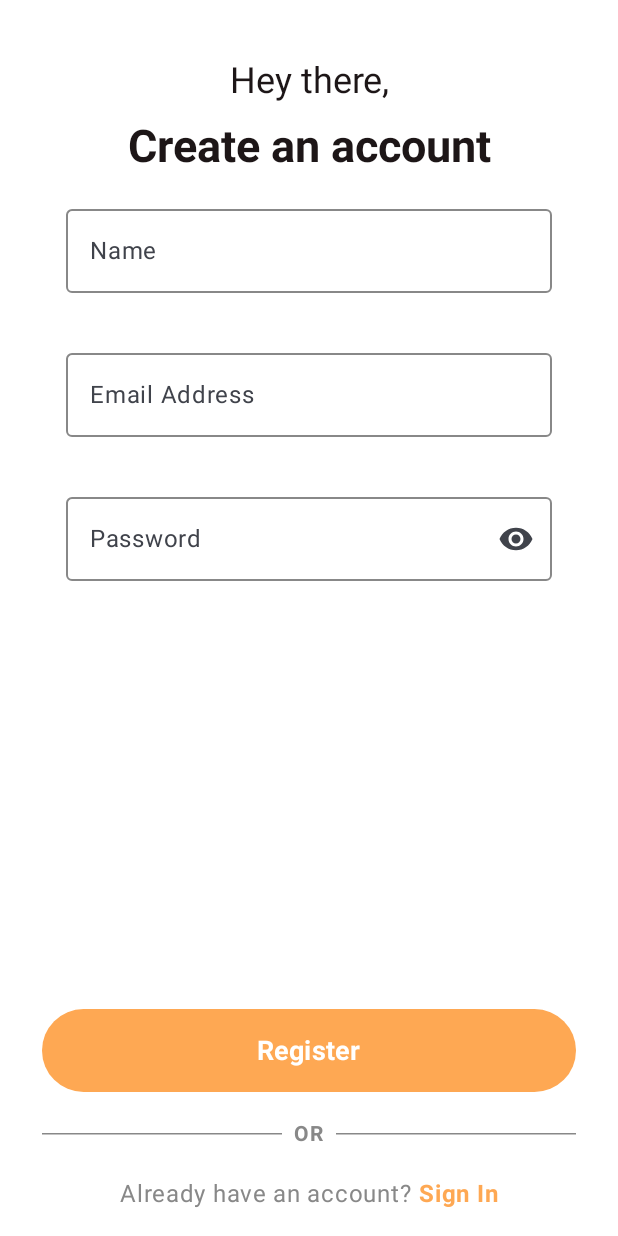
After one commit to harith2001/MarketHub, an Android app built with Jetpack Compose: the SignUpScreen screen opened through its navigation route, on a phone screen of 412 x 824 dp. The commit adds this screen. Run offline under Robolectric (Android 15) with nearby library versions, the phone set to English and light mode, and no system bars.

Commit message:
Sign Up and Sign In UI v1

```diff
--- a/android/app/build.gradle.kts
+++ b/android/app/build.gradle.kts
@@ -72,4 +72,5 @@ dependencies {
     debugImplementation(libs.androidx.ui.test.manifest)
 
     implementation (libs.accompanist.pager)
+    implementation(libs.androidx.material.icons.extended)
 }
--- a/android/app/src/main/java/com/example/markethub/MainActivity.kt
+++ b/android/app/src/main/java/com/example/markethub/MainActivity.kt
@@ -7,6 +7,11 @@ import androidx.activity.enableEdgeToEdge
 import androidx.navigation.compose.NavHost
 import androidx.navigation.compose.composable
 import androidx.navigation.compose.rememberNavController
+import com.example.markethub.screens.MainScreen
+import com.example.markethub.screens.OnboardingScreen
+import com.example.markethub.screens.SplashScreen
+import com.example.markethub.screens.SignInScreen
+import com.example.markethub.screens.SignUpScreen
 import com.example.markethub.ui.theme.MarketHubTheme
 
 class MainActivity : ComponentActivity() {
@@ -27,6 +32,18 @@ class MainActivity : ComponentActivity() {
                     composable("Home") {
                         MainScreen()
                     }
+                    composable("SignIn") {
+                        SignInScreen(
+                            onLoginClick = { /* Handle Login Click */ },
+                            onSignUpClick = { navController.navigate("SignUp") }
+                        )
+                    }
+                    composable("SignUp") {
+                        SignUpScreen(
+                            onSignUpClick = { /* Handle Sign Up Click */ },
+                            onSignInClick = { navController.navigate("SignIn") }
+                        )
+                    }
                 }
             }
         }
--- /dev/null
+++ b/android/app/src/main/java/com/example/markethub/components/AppComponents.kt
@@ -0,0 +1,224 @@
+package com.example.markethub.components
+
+import androidx.compose.foundation.layout.Column
+import androidx.compose.foundation.layout.fillMaxWidth
+import androidx.compose.foundation.layout.heightIn
+import androidx.compose.foundation.layout.padding
+import androidx.compose.foundation.text.KeyboardOptions
+import androidx.compose.material.icons.Icons
+import androidx.compose.material.icons.filled.Visibility
+import androidx.compose.material.icons.filled.VisibilityOff
+import androidx.compose.material3.ExperimentalMaterial3Api
+import androidx.compose.material3.Icon
+import androidx.compose.material3.IconButton
+import androidx.compose.material3.MaterialTheme
+import androidx.compose.material3.OutlinedTextField
+import androidx.compose.material3.Text
+import androidx.compose.material3.TextFieldDefaults
+import androidx.compose.runtime.Composable
+import androidx.compose.runtime.getValue
+import androidx.compose.runtime.mutableStateOf
+import androidx.compose.runtime.remember
+import androidx.compose.runtime.setValue
+import androidx.compose.ui.Modifier
+import androidx.compose.ui.graphics.Color
+import androidx.compose.ui.text.TextStyle
+import androidx.compose.ui.text.font.FontStyle
+import androidx.compose.ui.text.font.FontWeight
+import androidx.compose.ui.text.input.KeyboardType
+import androidx.compose.ui.text.input.PasswordVisualTransformation
+import androidx.compose.ui.text.input.TextFieldValue
+import androidx.compose.ui.text.input.VisualTransformation
+import androidx.compose.ui.text.style.TextAlign
+import androidx.compose.ui.unit.dp
+import androidx.compose.ui.unit.sp
+import com.example.markethub.ui.theme.TextColor
+
+@Composable
+fun NormalTextComponent(value: String) {
+    Text(
+        text = value,
+        modifier = Modifier
+            .fillMaxWidth()
+            .heightIn(min = 40.dp),
+        style = TextStyle(
+            fontSize = 24.sp,
+            fontWeight = FontWeight.Normal,
+            fontStyle = FontStyle.Normal
+        ),
+        color = TextColor,
+        textAlign = TextAlign.Center
+    )
+}
+
+@Composable
+fun HeadingTextComponent(value: String) {
+    Text(
+        text = value,
+        modifier = Modifier
+            .fillMaxWidth()
+            .heightIn(),
+        style = TextStyle(
+            fontSize = 30.sp,
+            fontWeight = FontWeight.Bold,
+            fontStyle = FontStyle.Normal
+        ),
+        color = TextColor,
+        textAlign = TextAlign.Center
+    )
+}
+
+@OptIn(ExperimentalMaterial3Api::class)
+@Composable
+fun ValidatedTextFieldComponent(
+    label: String,
+    isRequired: Boolean = true,
+    validationRules: List<(String) -> String?> = listOf(),
+    errorColor: Color = Color.Red
+) {
+    var textValue by remember { mutableStateOf(TextFieldValue("")) }
+    var errorMessage by remember { mutableStateOf<String?>(null) }
+
+    Column {
+        OutlinedTextField(
+            value = textValue,
+            onValueChange = { newValue ->
+                textValue = newValue
+                errorMessage = validateInput(newValue.text, isRequired, validationRules)
+            },
+            label = { Text(text = label) },
+            modifier = Modifier
+                .fillMaxWidth()
+                .padding(16.dp),
+            isError = errorMessage != null,
+            colors = TextFieldDefaults.outlinedTextFieldColors(
+                focusedBorderColor = if (errorMessage != null) errorColor else
+                    MaterialTheme.colorScheme.primary,
+                unfocusedBorderColor = if (errorMessage != null) errorColor else Color.Gray,
+                errorBorderColor = errorColor,
+                focusedLabelColor = if (errorMessage != null) errorColor else
+                    MaterialTheme.colorScheme.primary,
+                cursorColor = if (errorMessage != null) errorColor else
+                    MaterialTheme.colorScheme.primary
+            )
+        )
+
+        if (errorMessage != null) {
+            Text(
+                text = errorMessage!!,
+                color = errorColor,
+                style = MaterialTheme.typography.bodySmall,
+                modifier = Modifier.padding(start = 16.dp, top = 4.dp)
+            )
+        }
+    }
+}
+
+
+private fun validateInput(
+    input: String,
+    isRequired: Boolean,
+    validationRules: List<(String) -> String?>
+): String? {
+    if (isRequired && input.isBlank()) {
+        return "This field is required"
+    }
+
+    validationRules.forEach { rule ->
+        val result = rule(input)
+        if (result != null) return result
+    }
+
+    return null
+}
+
+
+@OptIn(ExperimentalMaterial3Api::class)
+@Composable
+fun PasswordField(
+    label: String = "Password",
+    isRequired: Boolean = true,
+    minLength: Int = 6,
+    validationRules: List<(String) -> String?> = listOf(
+        { input -> if (input.length < minLength) "Password should be at least $minLength characters" else null },
+        { input -> if (!input.any { it.isDigit() }) "Password should contain at least one number" else null },
+        { input -> if (!input.any { it.isUpperCase() }) "Password should contain at least one uppercase letter" else null },
+        { input -> if (!input.any { !it.isLetterOrDigit() }) "Password should contain at least one special character" else null }
+    ),
+    errorColor: Color = Color.Red,
+    disableValidation: Boolean = false
+) {
+    var passwordValue by remember { mutableStateOf("") }
+    var isError by remember { mutableStateOf(false) }
+    var errorMessage by remember { mutableStateOf<String?>(null) }
+    var passwordVisibility by remember { mutableStateOf(false) }
+
+    Column(modifier = Modifier.padding(16.dp)) {
+        // Password TextField with visibility toggle
+        OutlinedTextField(
+            value = passwordValue,
+            onValueChange = { newValue ->
+                passwordValue = newValue
+                errorMessage = if (disableValidation) null else validatePasswordInput(
+                    newValue,
+                    isRequired,
+                    validationRules
+                )
+                isError = errorMessage != null
+            },
+            label = { Text(text = label) },
+            visualTransformation = if (passwordVisibility) VisualTransformation.None else
+                PasswordVisualTransformation(),
+            trailingIcon = {
+                val image =
+                    if (passwordVisibility) Icons.Filled.VisibilityOff else Icons.Filled.Visibility
+                IconButton(onClick = { passwordVisibility = !passwordVisibility }) {
+                    Icon(
+                        imageVector = image,
+                        contentDescription = if (passwordVisibility) "Hide password" else
+                            "Show password"
+                    )
+                }
+            },
+            isError = isError,
+            modifier = Modifier
+                .fillMaxWidth(),
+            keyboardOptions = KeyboardOptions(keyboardType = KeyboardType.Password),
+            colors = TextFieldDefaults.outlinedTextFieldColors(
+                focusedBorderColor = if (isError) errorColor else MaterialTheme.colorScheme.primary,
+                unfocusedBorderColor = if (isError) errorColor else Color.Gray,
+                errorBorderColor = errorColor,
+                focusedLabelColor = if (isError) errorColor else MaterialTheme.colorScheme.primary
+            )
+        )
+
+        if (errorMessage != null) {
+            Text(
+                text = errorMessage!!,
+                color = errorColor,
+                style = MaterialTheme.typography.bodySmall,
+                modifier = Modifier.padding(start = 16.dp, top = 4.dp)
+            )
+        }
+    }
+}
+
+private fun validatePasswordInput(
+    input: String,
+    isRequired: Boolean,
+    validationRules: List<(String) -> String?>
+): String? {
+    // Check if the field is required and empty
+    if (isRequired && input.isBlank()) {
+        return "This field is required"
+    }
+
+    // Iterate through each validation rule to check the input
+    validationRules.forEach { rule ->
+        val result = rule(input)
+        if (result != null) return result
+    }
+
+    // If all validations pass, return null
+    return null
+}
--- /dev/null
+++ b/android/app/src/main/java/com/example/markethub/extensions/String.kt
@@ -0,0 +1,6 @@
+package com.example.markethub.extensions
+
+fun String.isValidEmail(): Boolean {
+    val emailPattern = "^[A-Za-z0-9+_.-]+@[A-Za-z0-9.-]+$"
+    return Regex(emailPattern).matches(this)
+}
--- a/android/app/src/main/java/com/example/markethub/HomeScreen.kt
+++ b/android/app/src/main/java/com/example/markethub/screens/HomeScreen.kt
@@ -1,4 +1,4 @@
-package com.example.markethub
+package com.example.markethub.screens
 
 import androidx.compose.foundation.layout.fillMaxSize
 import androidx.compose.foundation.layout.padding
--- /dev/null
+++ b/android/app/src/main/java/com/example/markethub/screens/SignUpScreen.kt
@@ -0,0 +1,136 @@
+package com.example.markethub.screens
+
+import androidx.compose.foundation.background
+import androidx.compose.foundation.clickable
+import androidx.compose.foundation.layout.Arrangement
+import androidx.compose.foundation.layout.Column
+import androidx.compose.foundation.layout.Row
+import androidx.compose.foundation.layout.fillMaxSize
+import androidx.compose.foundation.layout.fillMaxWidth
+import androidx.compose.foundation.layout.height
+import androidx.compose.foundation.layout.padding
+import androidx.compose.foundation.shape.CircleShape
+import androidx.compose.material3.Button
+import androidx.compose.material3.ButtonDefaults
+import androidx.compose.material3.HorizontalDivider
+import androidx.compose.material3.Surface
+import androidx.compose.material3.Text
+import androidx.compose.runtime.Composable
+import androidx.compose.ui.Alignment
+import androidx.compose.ui.Modifier
+import androidx.compose.ui.graphics.Color
+import androidx.compose.ui.res.stringResource
+import androidx.compose.ui.text.font.FontWeight
+import androidx.compose.ui.tooling.preview.Preview
+import androidx.compose.ui.unit.dp
+import androidx.compose.ui.unit.sp
+import com.example.markethub.R
+import com.example.markethub.components.HeadingTextComponent
+import com.example.markethub.components.NormalTextComponent
+import com.example.markethub.components.PasswordField
+import com.example.markethub.components.ValidatedTextFieldComponent
+import com.example.markethub.extensions.isValidEmail
+import com.example.markethub.ui.theme.Primary
+
+@Composable
+fun SignUpScreen(onSignUpClick: () -> Unit = {}, onSignInClick: () -> Unit = {}) {
+    Surface(
+        modifier = Modifier
+            .fillMaxSize()
+            .background(Color.White)
+            .padding(top = 40.dp, start = 28.dp, end = 28.dp)
+    ) {
+        Column(
+            modifier = Modifier
+                .fillMaxSize()
+                .background(Color.White)
+                .padding(bottom = 16.dp),
+            verticalArrangement = Arrangement.SpaceBetween
+        ) {
+            Column {
+                NormalTextComponent(value = stringResource(id = R.string.hey_there))
+                HeadingTextComponent(value = stringResource(id = R.string.create_an_account))
+
+                ValidatedTextFieldComponent(
+                    label = "Name",
+                    isRequired = true,
+                    validationRules = listOf(
+                        { input -> if (input.length < 2) "Name should be at least 2 characters" else null },
+                        { input -> if (input.any { it.isDigit() }) "Name should not contain numbers" else null },
+                        { input -> if (input.any { !it.isLetter() }) "Name should contain only letters" else null }
+                    )
+                )
+
+                ValidatedTextFieldComponent(
+                    label = "Email Address",
+                    isRequired = true,
+                    validationRules = listOf { input -> if (!input.isValidEmail()) "Invalid email address format" else null }
+                )
+
+                PasswordField()
+            }
+            Column {
+                Button(
+                    onClick = onSignUpClick,
+                    modifier = Modifier
+                        .fillMaxWidth()
+                        .height(55.dp),
+                    colors = ButtonDefaults.buttonColors(
+                        containerColor = Primary,
+                        contentColor = Color.White
+                    ),
+                    shape = CircleShape
+                ) {
+                    Text(text = "Register", fontSize = 18.sp, fontWeight = FontWeight.Bold)
+                }
+                Row(
+                    modifier = Modifier
+                        .padding(vertical = 16.dp)
+                        .fillMaxWidth(),
+                    verticalAlignment = Alignment.CenterVertically
+                ) {
+                    HorizontalDivider(
+                        modifier = Modifier.weight(1f),
+                        thickness = 1.dp,
+                        color = Color.Gray
+                    )
+                    Text(
+                        text = "OR",
+                        color = Color.Gray,
+                        fontSize = 14.sp,
+                        fontWeight = FontWeight.Bold,
+                        modifier = Modifier.padding(horizontal = 8.dp)
+                    )
+                    HorizontalDivider(
+                        modifier = Modifier.weight(1f),
+                        thickness = 1.dp,
+                        color = Color.Gray
+                    )
+                }
+                Row(
+                    modifier = Modifier.fillMaxWidth(),
+                    horizontalArrangement = Arrangement.Center
+                ) {
+                    Text(
+                        text = "Already have an account? ",
+                        fontSize = 16.sp,
+                        color = Color.Gray
+                    )
+                    Text(
+                        text = "Sign In",
+                        fontSize = 16.sp,
+                        fontWeight = FontWeight.Bold,
+                        color = Primary,
+                        modifier = Modifier.clickable(onClick = onSignInClick)
+                    )
+                }
+            }
+        }
+    }
+}
+
+@Preview(showBackground = true)
+@Composable
+fun SignUpScreenPreview() {
+    SignUpScreen()
+}
--- a/android/app/src/main/java/com/example/markethub/SplashScreen.kt
+++ b/android/app/src/main/java/com/example/markethub/screens/SplashScreen.kt
@@ -1,4 +1,4 @@
-package com.example.markethub
+package com.example.markethub.screens
 
 import android.content.Context
 import androidx.compose.animation.core.Animatable
@@ -22,6 +22,8 @@ import com.airbnb.lottie.compose.LottieAnimation
 import com.airbnb.lottie.compose.LottieCompositionSpec
 import com.airbnb.lottie.compose.LottieConstants
 import com.airbnb.lottie.compose.rememberLottieComposition
+import com.example.markethub.MainActivity
+import com.example.markethub.R
 import kotlinx.coroutines.delay
 
 @Composable
--- a/android/app/src/main/java/com/example/markethub/ui/theme/Color.kt
+++ b/android/app/src/main/java/com/example/markethub/ui/theme/Color.kt
@@ -13,3 +13,10 @@ val Pink40 = Color(0xFF7D5260)
 val Blue = Color(0xFF3C88E4)
 val BlueVariant = Color(0xFF1A5BAA)
 val Yellow = Color(0xFFE6AB68)
+
+val Primary = Color(0xFFFEA853)
+val Secondary = Color(0xFF9DCEFF)
+val TextColor = Color(0xFF1D1617)
+val AccentColor = Color(0xFFC58BF2)
+val GrayColor = Color(0xFF7B6F72)
+val WhiteColor = Color(0xFFFFFFFF)
--- a/android/app/src/main/res/values/strings.xml
+++ b/android/app/src/main/res/values/strings.xml
@@ -3,4 +3,11 @@
     <string name="title_activity_splash_screen">SplashScreenActivity</string>
     <string name="title_activity_get_started">GetStartedActivity</string>
     <string name="title_activity_on_boarding">OnBoardingActivity</string>
+    <string name="hey_there">Hey there,</string>
+    <string name="create_an_account">Create an account</string>
+    <string name="sign_up">Sign up</string>
+    <string name="already_have_an_account">Already have an account?</string>
+    <string name="sign_in">Sign in</string>
+    <string name="welcome_back">Welcome back,</string>
+    <string name="sign_in_to_continue">Sign in to continue</string>
 </resources>
--- a/android/gradle/libs.versions.toml
+++ b/android/gradle/libs.versions.toml
@@ -10,6 +10,7 @@ lifecycleRuntimeKtx = "2.6.1"
 activityCompose = "1.8.0"
 composeBom = "2024.04.01"
 lottieCompose = "6.5.2"
+materialIconsExtended = "1.7.2"
 navigationComposeVersion = "2.8.1"
 uiTooling = "1.7.2"
 uiToolingPreview = "1.7.2"
@@ -17,6 +18,7 @@ uiToolingPreview = "1.7.2"
 [libraries]
 accompanist-pager = { module = "com.google.accompanist:accompanist-pager", version.ref = "accompanistPager" }
 androidx-core-ktx = { group = "androidx.core", name = "core-ktx", version.ref = "coreKtx" }
+androidx-material-icons-extended = { module = "androidx.compose.material:material-icons-extended", version.ref = "materialIconsExtended" }
 androidx-navigation-compose = { module = "androidx.navigation:navigation-compose", version.ref = "navigationComposeVersion" }
 junit = { group = "junit", name = "junit", version.ref = "junit" }
 androidx-junit = { group = "androidx.test.ext", name = "junit", version.ref = "junitVersion" }
```
Also changed, not shown: android/app/src/main/java/com/example/markethub/screens/OnboardingScreen.kt (renamed from android/app/src/main/java/com/example/markethub/OnboardingScreen.kt, +5 -3 lines), android/app/src/main/java/com/example/markethub/screens/SignInScreen.kt (added, +106 -0 lines).
